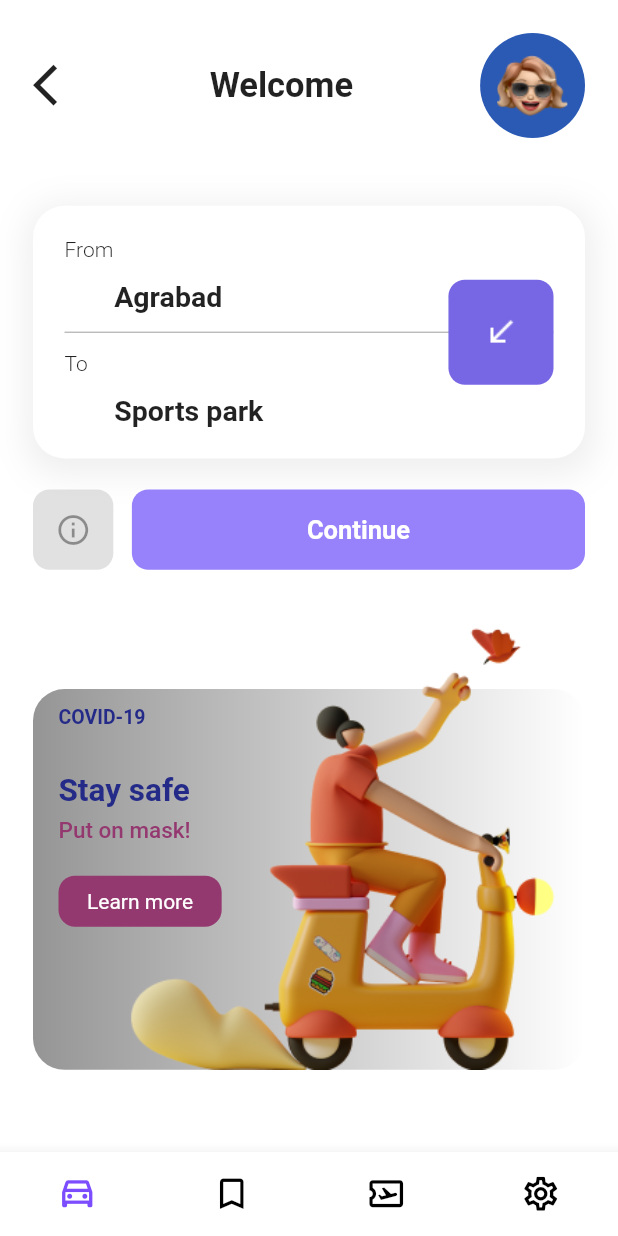
After one commit to anas3a/shoishob, a Flutter app: the TransportationPage screen opened directly, on a phone screen of 412 x 824 dp. The commit adds this screen. Run offline on Flutter 3.47's test engine with Material 2 defaults, Android fonts, the phone set to English and light mode, and no system bars; drawn by our look-alikes of animated_bottom_navigation_bar; our stand-ins replace animated_text_kit.

Commit message:
transportation page created

```diff
--- a/lib/Screens/home.dart
+++ b/lib/Screens/home.dart
@@ -2,6 +2,7 @@ import 'package:animated_bottom_navigation_bar/animated_bottom_navigation_bar.da
 import 'package:flutter/material.dart';
 import 'package:flutter/services.dart';
 import 'package:shoishob/Screens/health_page.dart';
+import 'package:shoishob/Screens/transportation_page.dart';
 
 class Home extends StatefulWidget {
   const Home({Key? key}) : super(key: key);
@@ -88,7 +89,9 @@ class _HomeState extends State<Home> with TickerProviderStateMixin {
                         width: (size.width - 44) * .11,
                       ),
                       SizedBox(
-                        width: !isOrientationLandscape() ? (size.width - 44) * .52 : (size.height - 44) * .52,
+                        width: !isOrientationLandscape()
+                            ? (size.width - 44) * .52
+                            : (size.height - 44) * .52,
                         child: Center(
                           child: Row(
                             crossAxisAlignment: CrossAxisAlignment.center,
@@ -356,6 +359,14 @@ class _HomeState extends State<Home> with TickerProviderStateMixin {
                           ),
                           Padding(
                             padding: const EdgeInsets.all(4.0),
+                            child: GestureDetector(
+                              onTap: () {
+                                Navigator.push(
+                                    context,
+                                    MaterialPageRoute(
+                                        builder: (context) =>
+                                            const TransportationPage()));
+                              },
                               child: Container(
                                 width: (size.width - 44 - 16) * .5,
                                 // height: (size.width - 44 - 16) * .5,
@@ -397,17 +408,20 @@ class _HomeState extends State<Home> with TickerProviderStateMixin {
                                         child: Icon(Icons.arrow_forward_ios,
                                             color: Colors.white)),
                                     Column(
-                                    mainAxisAlignment: MainAxisAlignment.start,
+                                      mainAxisAlignment:
+                                          MainAxisAlignment.start,
                                       crossAxisAlignment:
                                           CrossAxisAlignment.start,
                                       children: [
                                         // SizedBox(height: (size.width - 44 - 16) * .01),
                                         Padding(
-                                        padding: const EdgeInsets.only(left: 3),
+                                          padding:
+                                              const EdgeInsets.only(left: 3),
                                           child: Image.asset(
                                             'assets/images/busLogo.png',
                                             width: (size.width - 44 - 16) * .21,
-                                          height: (size.width - 44 - 16) * .21,
+                                            height:
+                                                (size.width - 44 - 16) * .21,
                                           ),
                                         ),
                                         const Padding(
@@ -445,6 +459,7 @@ class _HomeState extends State<Home> with TickerProviderStateMixin {
                                       ],
                                     ),
                                   ],
+                                ),
                               ),
                             ),
                           ),
--- /dev/null
+++ b/lib/Screens/transportation_page.dart
@@ -0,0 +1,358 @@
+import 'package:animated_bottom_navigation_bar/animated_bottom_navigation_bar.dart';
+import 'package:flutter/material.dart';
+
+class TransportationPage extends StatefulWidget {
+  const TransportationPage({Key? key}) : super(key: key);
+
+  @override
+  State<TransportationPage> createState() => _TransportationPageState();
+}
+
+class _TransportationPageState extends State<TransportationPage> {
+  var _bottomNavIndex = 0;
+
+  @override
+  Widget build(BuildContext context) {
+    var size = MediaQuery.of(context).size;
+
+    final iconList = <IconData>[
+      Icons.drive_eta_outlined,
+      Icons.bookmark_border,
+      Icons.airplane_ticket_outlined,
+      Icons.settings_outlined,
+      // Icons.brightness_5,
+      // Icons.brightness_4,
+      // Icons.brightness_6,
+      // Icons.brightness_7,
+    ];
+    bool isOrientationLandscape() {
+      return size.width > size.height;
+    }
+
+    return Scaffold(
+      backgroundColor: Colors.white,
+      bottomNavigationBar: AnimatedBottomNavigationBar(
+        icons: iconList,
+        backgroundColor: const Color(0xffffffff),
+        // inactiveColor: Colors.white54,
+        // activeColor: Colors.white,
+        activeIndex: _bottomNavIndex,
+        iconSize: 27,
+        splashRadius: 31,
+        splashColor: Colors.deepPurpleAccent,
+        splashSpeedInMilliseconds: 500,
+        gapLocation: GapLocation.none,
+        notchSmoothness: NotchSmoothness.verySmoothEdge,
+        leftCornerRadius: 32,
+        rightCornerRadius: 32,
+        onTap: (index) => setState(() => _bottomNavIndex = index),
+        //other params
+      ),
+      body: SingleChildScrollView(
+        child: Padding(
+          padding: const EdgeInsets.all(22),
+          child: SafeArea(
+            child: Column(
+              crossAxisAlignment: CrossAxisAlignment.start,
+              children: [
+                Row(
+                  crossAxisAlignment: CrossAxisAlignment.center,
+                  mainAxisAlignment: MainAxisAlignment.start,
+                  children: [
+                    Icon(
+                      Icons.arrow_back_ios,
+                      size: !isOrientationLandscape()
+                          ? (size.width - 44) * .09
+                          : (size.height - 44) * .09,
+                    ),
+                    SizedBox(
+                      width: !isOrientationLandscape()
+                          ? (size.width - 44) * .72
+                          : (size.width - 44) - (size.height - 44) * .28,
+                      child: const Center(
+                        child: Padding(
+                          padding: EdgeInsets.all(8.0),
+                          child: Text(
+                            'Welcome',
+                            style: TextStyle(
+                                fontWeight: FontWeight.bold, fontSize: 23),
+                          ),
+                        ),
+                      ),
+                    ),
+                    Container(
+                      width: !isOrientationLandscape()
+                          ? (size.width - 44) * .19
+                          : (size.height - 44) * .19,
+                      height: !isOrientationLandscape()
+                          ? (size.width - 44) * .19
+                          : (size.height - 44) * .19,
+                      decoration: BoxDecoration(
+                          color: const Color(0xff2B5AB5),
+                          borderRadius: BorderRadius.circular(1000)),
+                      child: Center(
+                        child: Image.asset(
+                          'assets/images/avatar2.png',
+                          width: (size.width - 44) * .13,
+                          height: (size.width - 44) * .13,
+                        ),
+                      ),
+                    ),
+                  ],
+                ),
+                SizedBox(
+                  height: !isOrientationLandscape()
+                      ? size.width * .11
+                      : size.height * .11,
+                ),
+                Stack(
+                  children: [
+                    Container(
+                      decoration: BoxDecoration(
+                        borderRadius: BorderRadius.circular(21),
+                        color: Colors.white,
+                        boxShadow: const [
+                          BoxShadow(
+                            color: Color(0x11000000),
+                            offset: Offset(
+                              1.0,
+                              5.0,
+                            ),
+                            blurRadius: 19.0,
+                            spreadRadius: 5.0,
+                          ),
+                        ],
+                      ),
+                      child: Padding(
+                        padding: const EdgeInsets.all(21.0),
+                        child: Column(
+                          mainAxisAlignment: MainAxisAlignment.start,
+                          crossAxisAlignment: CrossAxisAlignment.stretch,
+                          children: [
+                            const Text(
+                              'From',
+                              style: TextStyle(
+                                  fontSize: 14, fontWeight: FontWeight.w300),
+                            ),
+                            SizedBox(
+                              height: !isOrientationLandscape()
+                                  ? size.width * .03
+                                  : size.height * .03,
+                            ),
+                            const Text(
+                              '       Agrabad',
+                              style: TextStyle(
+                                  fontSize: 19, fontWeight: FontWeight.bold),
+                            ),
+                            SizedBox(
+                              height: !isOrientationLandscape()
+                                  ? size.width * .03
+                                  : size.height * .03,
+                            ),
+                            const Divider(
+                              height: 1,
+                              color: Colors.black38,
+                            ),
+                            SizedBox(
+                              height: !isOrientationLandscape()
+                                  ? size.width * .03
+                                  : size.height * .03,
+                            ),
+                            const Text(
+                              'To',
+                              style: TextStyle(
+                                  fontSize: 14, fontWeight: FontWeight.w300),
+                            ),
+                            SizedBox(
+                              height: !isOrientationLandscape()
+                                  ? size.width * .03
+                                  : size.height * .03,
+                            ),
+                            const Text(
+                              '       Sports park',
+                              style: TextStyle(
+                                  fontSize: 19, fontWeight: FontWeight.bold),
+                            ),
+                          ],
+                        ),
+                      ),
+                    ),
+                    Positioned(
+                      right: 21,
+                      top: 0,
+                      bottom: 0,
+                      child: Column(
+                          mainAxisAlignment: MainAxisAlignment.center,
+                          children: [
+                            Container(
+                                width: size.width * .17,
+                                height: size.width * .17,
+                                decoration: BoxDecoration(
+                                  borderRadius: BorderRadius.circular(11),
+                                  color: const Color(0xff7867E4),
+                                ),
+                                child: Image.asset(
+                                  'assets/images/bookingLogo.png',
+                                  width: 35,
+                                  height: 35,
+                                )),
+                          ]),
+                    )
+                  ],
+                ),
+                SizedBox(
+                  height: !isOrientationLandscape()
+                      ? size.width * .05
+                      : size.height * .05,
+                ),
+                Row(
+                  children: [
+                    Container(
+                        width: size.width * .13,
+                        height: size.width * .13,
+                        decoration: BoxDecoration(
+                          borderRadius: BorderRadius.circular(11),
+                          color: const Color(0x50A0A0A0),
+                        ),
+                        child: const Icon(
+                          Icons.info_outline,
+                          color: Colors.black38,
+                        )),
+                    SizedBox(
+                      width: !isOrientationLandscape()
+                          ? size.width * .03
+                          : size.height * .03,
+                    ),
+                    Container(
+                        width: (size.width - 44) - (size.width) * .16,
+                        height: size.width * .13,
+                        decoration: BoxDecoration(
+                          borderRadius: BorderRadius.circular(11),
+                          color: const Color(0xff9782FC),
+                        ),
+                        child: const Center(
+                          child: Text(
+                            'Continue',
+                            style: TextStyle(
+                              color: Colors.white,
+                              fontWeight: FontWeight.bold,
+                              fontSize: 17,
+                            ),
+                          )
+                        )),
+                  ],
+                ),
+                SizedBox(
+                  height: !isOrientationLandscape()
+                      ? size.width * .05
+                      : size.height * .05,
+                ),
+                SizedBox(
+                  width: size.width,
+                  height: !isOrientationLandscape() ? (size.width - 44) * .85 : (size.height - 44) * .85,
+                  child: Stack(
+                    children: [
+                      Positioned(
+                        bottom: 0,
+                        left: 0,
+                        right: 0,
+                        // top: size,
+                        child: Container(
+                          width: (size.width - 44),
+                          height: (size.width - 44) * .69,
+                          decoration: BoxDecoration(
+                            borderRadius: BorderRadius.circular(21),
+                            gradient: const LinearGradient(
+                              colors: [Color(0xffffffff), Color(0xFF969595)],
+                              begin: Alignment.centerRight,
+                              end: Alignment.centerLeft,
+                            ),
+                          ),
+                        ),
+                      ),
+                      Positioned(
+                        bottom: 0,
+                        right: 0,
+                        child:
+                        Image.asset(
+                          'assets/images/transportationLogo.png',
+                          width: !isOrientationLandscape()
+                              ? (size.width - 44) * .85
+                              : (size.height - 44) * .85,
+                          height: !isOrientationLandscape()
+                              ? (size.width - 44) * .85
+                              : (size.height - 44) * .85,
+                        ),
+                      ),
+                      Positioned(
+                          left: 17,
+                          top: !isOrientationLandscape()
+                              ? (size.width - 44) * .14 + 19
+                              : (size.height - 44) * .14 + 19,
+                          child: Column(
+                        mainAxisAlignment: MainAxisAlignment.start,
+                        crossAxisAlignment: CrossAxisAlignment.start,
+                        children: [
+                          const Text(
+                            'COVID-19',
+                            style: TextStyle(
+                              color: Color(0xFF242A88),
+                              fontSize: 13,
+                              fontWeight: FontWeight.bold
+                            ),
+                          ),
+                          SizedBox(
+                            height: !isOrientationLandscape()
+                                ? size.width * .07
+                                : size.height * .07,
+                          ),
+                          const Text(
+                            'Stay safe',
+                            style: TextStyle(
+                              color: Color(0xFF242A88),
+                              fontSize: 21,
+                              fontWeight: FontWeight.bold
+                            ),
+                          ),
+                          const SizedBox(
+                            height: 05,
+                          ),
+                          const Text(
+                            'Put on mask!',
+                            style: TextStyle(
+                              color: Color(0xFF943870),
+                              fontSize: 15,
+                              fontWeight: FontWeight.w500
+                            ),
+                          ),
+                          const SizedBox(
+                            height: 21,
+                          ),
+                          Container(
+                            decoration: BoxDecoration(
+                              borderRadius: BorderRadius.circular(11),
+                              color: const Color(0xFF943870),
+                            ),
+                            child: const Padding(
+                              padding: EdgeInsets.symmetric(horizontal: 19.0, vertical: 9),
+                              child: Text(
+                                'Learn more',
+                                style: TextStyle(
+                                  color: Colors.white
+                                ),
+                              ),
+                            ),
+                          )
+                        ],
+                      ))
+                    ],
+                  ),
+                ),
+              ],
+            ),
+          ),
+        ),
+      ),
+    );
+  }
+}
```
Also changed, not shown: assets/images/bookingLogo.png (added), assets/images/transportationLogo.png (added). Lines whose indentation alone changed are shown as unchanged.
